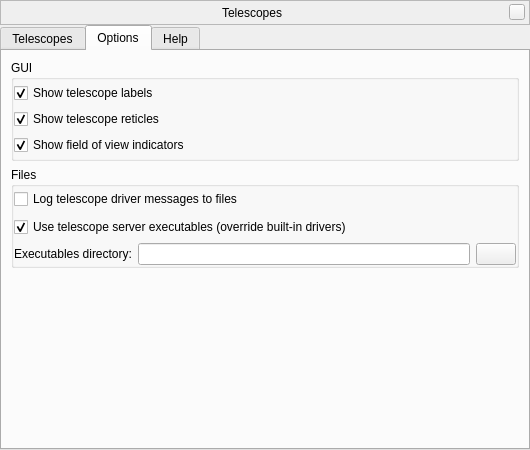
The window that plugins/TelescopeControl/src/gui/telescopeControlConfigurationWindow.ui (AlBannaTechno/stellarium) describes before a commit, drawn with Qt 5.
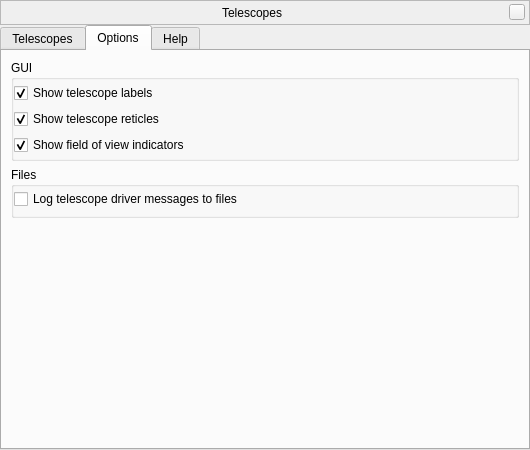
The same window after the commit. The open tabs and pages were chosen to show the change. Icons and pictures are not drawn. Custom widgets are drawn as their Qt base class.

Commit message: TelescopeControl: removed external servers code

Patch:
```diff
--- a/plugins/TelescopeControl/src/gui/telescopeControlConfigurationWindow.ui
+++ b/plugins/TelescopeControl/src/gui/telescopeControlConfigurationWindow.ui
@@ -519,59 +519,12 @@
             </property>
            </widget>
           </item>
-          <item>
-           <widget class="QCheckBox" name="checkBoxUseExecutables">
-            <property name="enabled">
-             <bool>true</bool>
-            </property>
-            <property name="minimumSize">
-             <size>
-              <width>0</width>
-              <height>24</height>
-             </size>
-            </property>
-            <property name="text">
-             <string>Use telescope server executables (override built-in drivers)</string>
-            </property>
-            <property name="checked">
-             <bool>true</bool>
-            </property>
-           </widget>
-          </item>
           <item>
            <widget class="QFrame" name="frameExecutablesDirectory">
             <layout class="QHBoxLayout" name="horizontalLayoutExecutablesDirectory">
              <property name="margin">
               <number>0</number>
              </property>
-             <item>
-              <widget class="QLabel" name="labelExecutablesDirectory">
-               <property name="text">
-                <string>Executables directory:</string>
-               </property>
-              </widget>
-             </item>
-             <item>
-              <widget class="QLineEdit" name="lineEditExecutablesDirectory">
-               <property name="readOnly">
-                <bool>true</bool>
-               </property>
-              </widget>
-             </item>
-             <item>
-              <widget class="QPushButton" name="pushButtonPickExecutablesDirectory">
-               <property name="sizePolicy">
-                <sizepolicy hsizetype="Fixed" vsizetype="Fixed">
-                 <horstretch>0</horstretch>
-                 <verstretch>0</verstretch>
-                </sizepolicy>
-               </property>
-               <property name="icon">
-                <iconset resource="../../../../data/gui/guiRes.qrc">
-                 <normaloff>:/graphicGui/folder.png</normaloff>:/graphicGui/folder.png</iconset>
-               </property>
-              </widget>
-             </item>
             </layout>
            </widget>
           </item>
```
Left out of the diff: 3 changed lines with no effect on the pictures. The commit also changes 5 other files.
